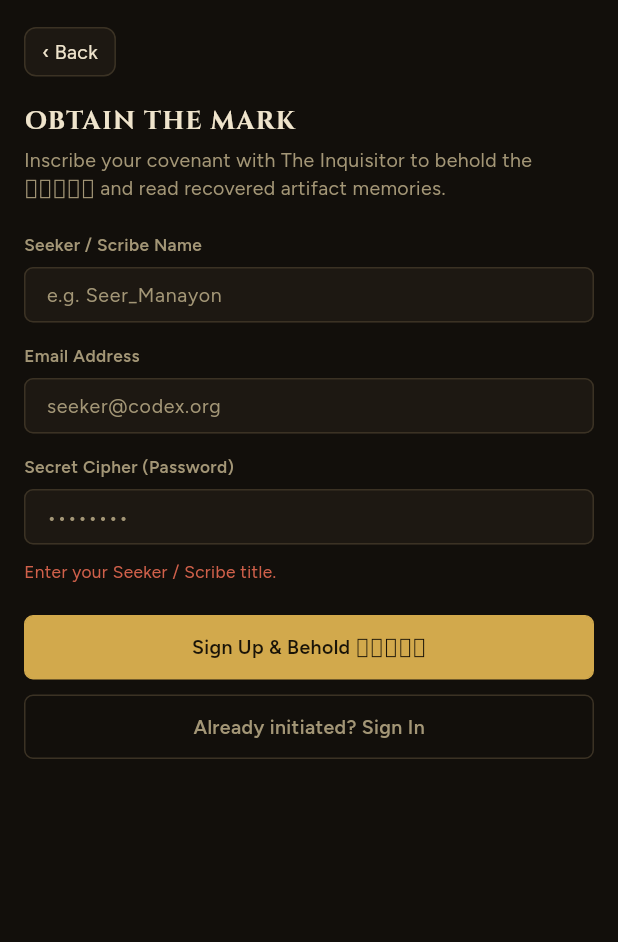
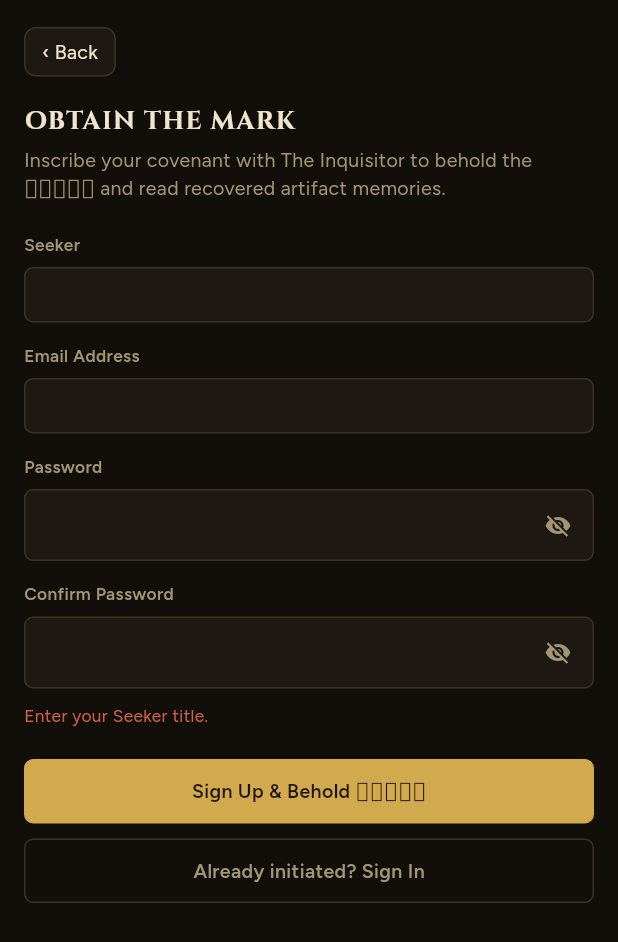
Before and after one commit to Mochizukku/Codex-Catalogue, a Flutter app: the AuthScreen screen opened directly, after a tap on "Sign Up & Behold ᛏᚱᚢᛏᚺ", on a phone screen of 412 x 824 dp. Shown: the top 942 px of the screen. Run offline on Flutter 3.47's test engine with Material 3 defaults, Android fonts, the phone set to English and light mode, and no system bars; our stand-ins replace cached_network_image, cloud_firestore, firebase_auth, firebase_core, flutter_riverpod, flutter_secure_storage and 4 more; accounts and stored records are empty.

Commit message:
Fix registration flow, Firebase init options, and add AuthScreen tests

```diff
--- a/lib/features/auth/auth_screen.dart
+++ b/lib/features/auth/auth_screen.dart
@@ -3,6 +3,7 @@ import 'package:flutter_riverpod/flutter_riverpod.dart';
 import '../../core/theme/codex_theme.dart';
 import '../../core/theme/codex_tokens.dart';
 import '../../providers/codex_providers.dart';
+import '../../services/auth_service.dart';
 import '../../widgets/codex_components.dart';
 
 class AuthScreen extends ConsumerStatefulWidget {
@@ -16,10 +17,15 @@ class AuthScreen extends ConsumerStatefulWidget {
 }
 
 class _AuthScreenState extends ConsumerState<AuthScreen> {
+  static final _emailRegex = RegExp(r'^[^@\s]+@[^@\s]+\.[^@\s]+$');
+
   late bool _isSignUp = widget.initialSignUp;
   final _nameCtrl = TextEditingController();
   final _emailCtrl = TextEditingController();
   final _passCtrl = TextEditingController();
+  final _confirmPassCtrl = TextEditingController();
+  bool _obscurePass = true;
+  bool _obscureConfirmPass = true;
   String? _error;
   bool _busy = false;
 
@@ -28,24 +34,38 @@ class _AuthScreenState extends ConsumerState<AuthScreen> {
     _nameCtrl.dispose();
     _emailCtrl.dispose();
     _passCtrl.dispose();
+    _confirmPassCtrl.dispose();
     super.dispose();
   }
 
   Future<void> _submit() async {
+    final isSignUp = _isSignUp;
     final email = _emailCtrl.text.trim();
     final pass = _passCtrl.text;
+    final confirmPass = _confirmPassCtrl.text;
     final name = _nameCtrl.text.trim();
 
-    if (_isSignUp && name.isEmpty) {
-      setState(() => _error = 'Enter your Seeker / Scribe title.');
+    if (isSignUp && name.isEmpty) {
+      setState(() => _error = 'Enter your Seeker title.');
       return;
     }
-    if (email.isEmpty || !email.contains('@')) {
+    if (!_emailRegex.hasMatch(email)) {
       setState(() => _error = 'Enter a valid email address.');
       return;
     }
     if (pass.length < 6) {
       setState(() => _error = 'Password must be at least 6 characters.');
+      return;
+    }
+    if (isSignUp && confirmPass != pass) {
+      setState(() => _error = 'Passwords do not match.');
+      return;
+    }
+    if (!ref.read(firebaseReadyProvider)) {
+      setState(
+        () => _error =
+            'Firebase is not configured yet. Follow SETUP.md to link your project.',
+      );
       return;
     }
 
@@ -56,7 +76,7 @@ class _AuthScreenState extends ConsumerState<AuthScreen> {
 
     try {
       final auth = ref.read(authServiceProvider);
-      if (_isSignUp) {
+      if (isSignUp) {
         await auth.signUp(email: email, password: pass, displayName: name);
       } else {
         await auth.signIn(email: email, password: pass);
@@ -64,7 +84,7 @@ class _AuthScreenState extends ConsumerState<AuthScreen> {
       if (!mounted) return;
       showCodexToast(
         context,
-        _isSignUp ? 'The Mark of Codex granted' : 'Welcome back, Seer',
+        isSignUp ? 'The Mark of Codex granted' : 'Welcome back, Seer',
       );
       if (widget.onSuccess != null) {
         widget.onSuccess!();
@@ -73,11 +93,25 @@ class _AuthScreenState extends ConsumerState<AuthScreen> {
       }
     } catch (e) {
       if (!mounted) return;
-      setState(() => _error = e.toString().replaceFirst('Exception: ', ''));
+      setState(() => _error = AuthService.formatAuthError(e));
     } finally {
       if (mounted) setState(() => _busy = false);
     }
   }
+
+  Widget _visibilityToggle({
+    required bool obscured,
+    required Color iconColor,
+    required VoidCallback onPressed,
+  }) => IconButton(
+    tooltip: obscured ? 'Show password' : 'Hide password',
+    icon: Icon(
+      obscured ? Icons.visibility_off : Icons.visibility,
+      size: 18,
+      color: iconColor,
+    ),
+    onPressed: onPressed,
+  );
 
   @override
   Widget build(BuildContext context) {
@@ -113,16 +147,14 @@ class _AuthScreenState extends ConsumerState<AuthScreen> {
               const SizedBox(height: 20),
               if (_isSignUp) ...[
                 Text(
-                  'Seeker / Scribe Name',
+                  'Seeker',
                   style: CodexTypography.chip(p.textMuted),
                 ),
                 const SizedBox(height: 6),
                 TextField(
                   controller: _nameCtrl,
+                  textInputAction: TextInputAction.next,
                   style: CodexTypography.body(p.textPrimary),
-                  decoration: const InputDecoration(
-                    hintText: 'e.g. Seer_Manayon',
-                  ),
                 ),
                 const SizedBox(height: 14),
               ],
@@ -131,23 +163,55 @@ class _AuthScreenState extends ConsumerState<AuthScreen> {
               TextField(
                 controller: _emailCtrl,
                 keyboardType: TextInputType.emailAddress,
+                textInputAction: TextInputAction.next,
                 style: CodexTypography.body(p.textPrimary),
-                decoration: const InputDecoration(
-                  hintText: 'seeker@codex.org',
-                ),
               ),
               const SizedBox(height: 14),
               Text(
-                'Secret Cipher (Password)',
+                'Password',
                 style: CodexTypography.chip(p.textMuted),
               ),
               const SizedBox(height: 6),
               TextField(
                 controller: _passCtrl,
-                obscureText: true,
+                obscureText: _obscurePass,
+                textInputAction:
+                    _isSignUp ? TextInputAction.next : TextInputAction.done,
+                onSubmitted: _isSignUp || _busy ? null : (_) => _submit(),
                 style: CodexTypography.body(p.textPrimary),
-                decoration: const InputDecoration(hintText: '••••••••'),
+                decoration: InputDecoration(
+                  suffixIcon: _visibilityToggle(
+                    obscured: _obscurePass,
+                    iconColor: p.textMuted,
+                    onPressed: () =>
+                        setState(() => _obscurePass = !_obscurePass),
+                  ),
+                ),
               ),
+              if (_isSignUp) ...[
+                const SizedBox(height: 14),
+                Text(
+                  'Confirm Password',
+                  style: CodexTypography.chip(p.textMuted),
+                ),
+                const SizedBox(height: 6),
+                TextField(
+                  controller: _confirmPassCtrl,
+                  obscureText: _obscureConfirmPass,
+                  textInputAction: TextInputAction.done,
+                  onSubmitted: _busy ? null : (_) => _submit(),
+                  style: CodexTypography.body(p.textPrimary),
+                  decoration: InputDecoration(
+                    suffixIcon: _visibilityToggle(
+                      obscured: _obscureConfirmPass,
+                      iconColor: p.textMuted,
+                      onPressed: () => setState(
+                        () => _obscureConfirmPass = !_obscureConfirmPass,
+                      ),
+                    ),
+                  ),
+                ),
+              ],
               if (_error != null) ...[
                 const SizedBox(height: 10),
                 Text(_error!, style: CodexTypography.metadata(p.danger)),
@@ -168,10 +232,12 @@ class _AuthScreenState extends ConsumerState<AuthScreen> {
                         : 'No Mark yet? Sign Up',
                 filled: false,
                 mutedOutline: true,
-                onTap: () => setState(() {
-                  _isSignUp = !_isSignUp;
-                  _error = null;
-                }),
+                onTap: _busy
+                    ? null
+                    : () => setState(() {
+                          _isSignUp = !_isSignUp;
+                          _error = null;
+                        }),
               ),
             ],
           ),
--- a/lib/main.dart
+++ b/lib/main.dart
@@ -9,13 +9,16 @@ import 'features/landing/landing_screen.dart';
 import 'features/sanctum/sanctum_screen.dart';
 import 'features/transcribe/transcribe_screen.dart';
 import 'features/vault/vault_screen.dart';
+import 'firebase_options.dart';
 import 'providers/codex_providers.dart';
 
 Future<void> main() async {
   WidgetsFlutterBinding.ensureInitialized();
   var firebaseReady = false;
   try {
-    await Firebase.initializeApp();
+    await Firebase.initializeApp(
+      options: DefaultFirebaseOptions.currentPlatform,
+    );
     firebaseReady = true;
   } catch (_) {
     // Firebase not configured yet; follow SETUP.md to link your project.
```
Also changed, not shown: lib/services/auth_service.dart (+71 -12 lines), lib/firebase_options.dart, 1 other file.
